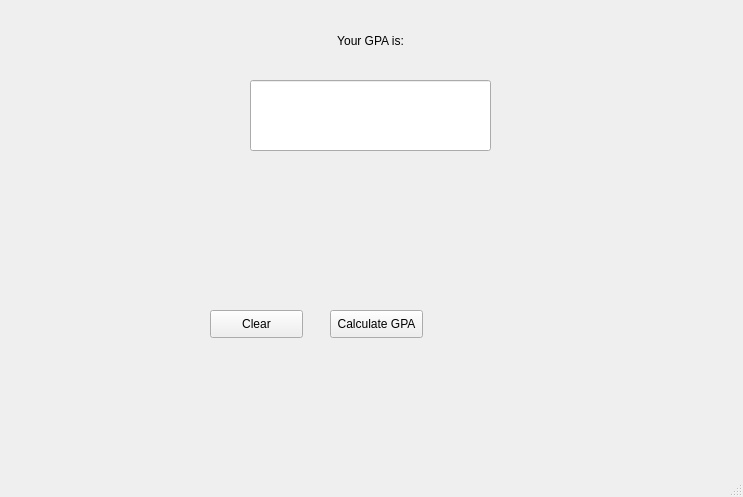
The window that mainwindow.ui (PerfectBlueTrance/CPSC254-GPA) describes before a commit, drawn with Qt 5.
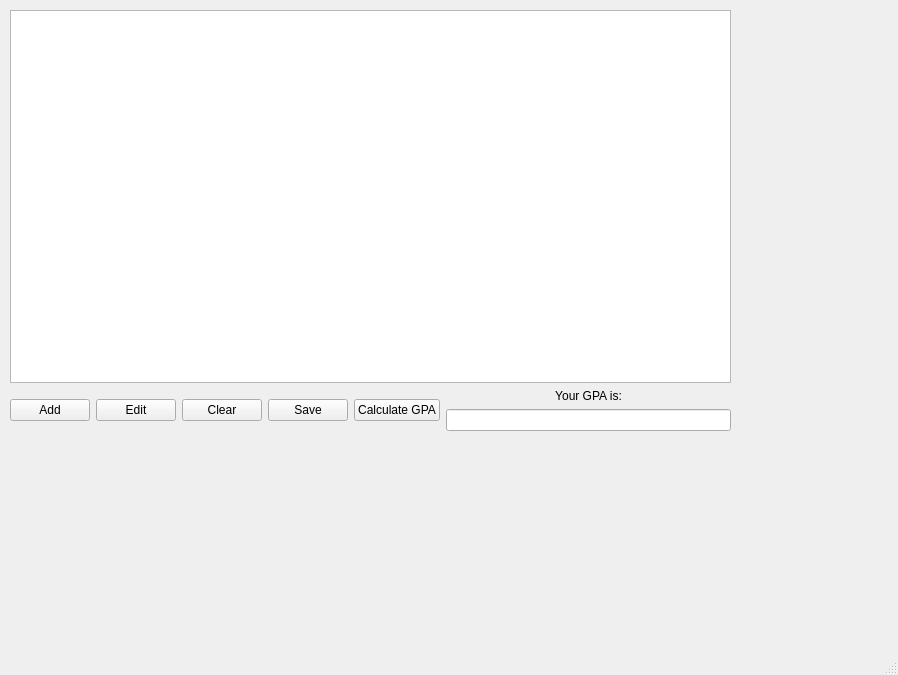
The same window after the commit.

Commit message: Added Widgets to UI - now we need to add the functions to these widgets

```diff
--- a/mainwindow.ui
+++ b/mainwindow.ui
@@ -6,65 +6,84 @@
    <rect>
     <x>0</x>
     <y>0</y>
-    <width>743</width>
-    <height>497</height>
+    <width>898</width>
+    <height>675</height>
    </rect>
   </property>
   <property name="windowTitle">
    <string>MainWindow</string>
   </property>
   <widget class="QWidget" name="centralwidget">
-   <widget class="QPushButton" name="pushButton_calculate">
+   <widget class="QWidget" name="verticalLayoutWidget_2">
     <property name="geometry">
      <rect>
-      <x>330</x>
-      <y>310</y>
-      <width>93</width>
-      <height>28</height>
-     </rect>
-    </property>
-    <property name="text">
-     <string>Calculate GPA</string>
-    </property>
-   </widget>
-   <widget class="QLabel" name="label_GPA_Title">
-    <property name="geometry">
-     <rect>
-      <x>250</x>
+      <x>10</x>
       <y>10</y>
-      <width>241</width>
-      <height>61</height>
+      <width>721</width>
+      <height>421</height>
      </rect>
     </property>
-    <property name="text">
-     <string>Your GPA is:</string>
-    </property>
-    <property name="alignment">
-     <set>Qt::AlignCenter</set>
-    </property>
-   </widget>
-   <widget class="QLineEdit" name="lineEdit_GPA">
-    <property name="geometry">
-     <rect>
-      <x>250</x>
-      <y>80</y>
-      <width>241</width>
-      <height>71</height>
-     </rect>
-    </property>
-   </widget>
-   <widget class="QPushButton" name="pushButton_clear">
-    <property name="geometry">
-     <rect>
-      <x>210</x>
-      <y>310</y>
-      <width>93</width>
-      <height>28</height>
-     </rect>
-    </property>
-    <property name="text">
-     <string>Clear</string>
-    </property>
+    <layout class="QVBoxLayout" name="verticalLayout_mainLayout">
+     <item>
+      <widget class="QListView" name="listView"/>
+     </item>
+     <item>
+      <layout class="QHBoxLayout" name="horizontalLayout_buttons">
+       <item>
+        <widget class="QPushButton" name="pushButton_addRecord">
+         <property name="text">
+          <string>Add</string>
+         </property>
+        </widget>
+       </item>
+       <item>
+        <widget class="QPushButton" name="pushButton_edit">
+         <property name="text">
+          <string>Edit</string>
+         </property>
+        </widget>
+       </item>
+       <item>
+        <widget class="QPushButton" name="pushButton_clear">
+         <property name="text">
+          <string>Clear</string>
+         </property>
+        </widget>
+       </item>
+       <item>
+        <widget class="QPushButton" name="pushButton_saveToFile">
+         <property name="text">
+          <string>Save</string>
+         </property>
+        </widget>
+       </item>
+       <item>
+        <widget class="QPushButton" name="pushButton_calculate">
+         <property name="text">
+          <string>Calculate GPA</string>
+         </property>
+        </widget>
+       </item>
+       <item>
+        <layout class="QVBoxLayout" name="verticalLayout_GPA">
+         <item>
+          <widget class="QLabel" name="label_GPA_Title">
+           <property name="text">
+            <string>Your GPA is:</string>
+           </property>
+           <property name="alignment">
+            <set>Qt::AlignCenter</set>
+           </property>
+          </widget>
+         </item>
+         <item>
+          <widget class="QLineEdit" name="lineEdit_GPA"/>
+         </item>
+        </layout>
+       </item>
+      </layout>
+     </item>
+    </layout>
    </widget>
   </widget>
   <widget class="QMenuBar" name="menubar">
```
Left out of the diff: 2 changed lines with no effect on the pictures. The commit also changes 2 other files.
